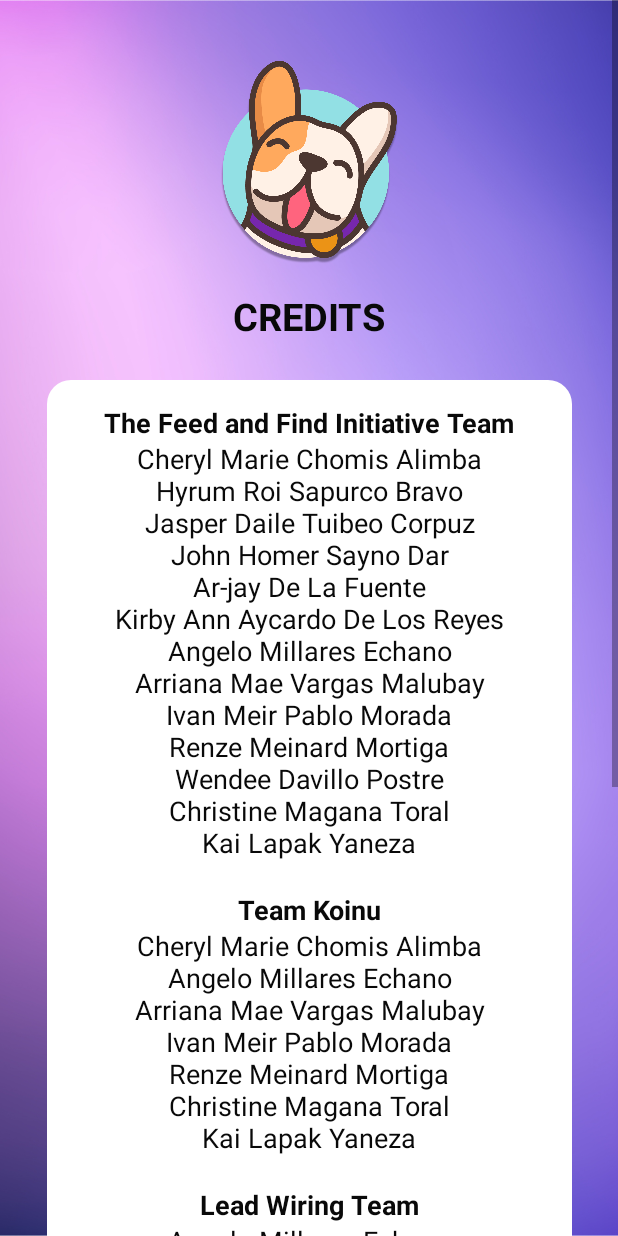
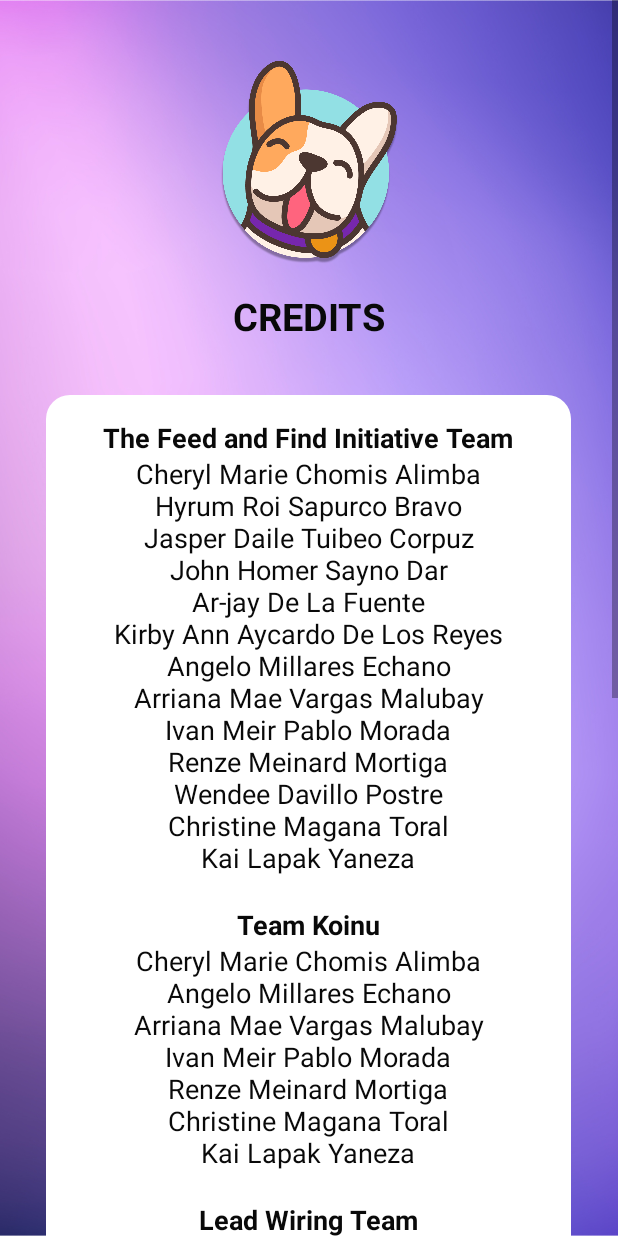
Before and after one commit to renzewithane/TFFI-Finder, an Android app: the Credits screen opened directly, with no data from a screen before it, on a phone screen of 412 x 824 dp. Run offline under Robolectric (Android 15) with nearby library versions, the phone set to English and light mode, and no system bars; Roboto replaces fonts that are not available here.

Commit message:
Updated Credits

```diff
--- a/app/src/main/res/layout/activity_credits.xml
+++ b/app/src/main/res/layout/activity_credits.xml
@@ -52,6 +52,7 @@
                 app:layout_constraintTop_toBottomOf="@+id/imageView3"
                 app:layout_constraintVertical_bias="0.0" />
 
+
             <TextView
                 android:id="@+id/aboutText"
                 android:layout_width="0dp"
@@ -66,11 +67,24 @@
                 android:textSize="18sp"
                 app:layout_constraintBottom_toBottomOf="parent"
                 app:layout_constraintEnd_toEndOf="parent"
+                app:layout_constraintHorizontal_bias="0.49"
                 app:layout_constraintStart_toStartOf="parent"
                 app:layout_constraintTop_toBottomOf="@+id/imageView3"
+                app:layout_constraintVertical_bias="0.062"
                 app:layout_constraintWidth_default="wrap"
                 app:layout_constraintWidth_max="350dp"
                 app:layout_constraintWidth_percent="0.9" />
+
+            <ImageView
+                android:layout_width="364dp"
+                android:layout_height="175dp"
+                android:scaleType="centerInside"
+                android:src="@drawable/logo"
+                app:layout_constraintBottom_toBottomOf="parent"
+                app:layout_constraintEnd_toEndOf="parent"
+                app:layout_constraintStart_toStartOf="parent"
+                app:layout_constraintTop_toBottomOf="@+id/aboutText" />
+
 
         </androidx.constraintlayout.widget.ConstraintLayout>
     </ScrollView>
```
Also changed, not shown: app/src/main/res/drawable/logo.png (added).
